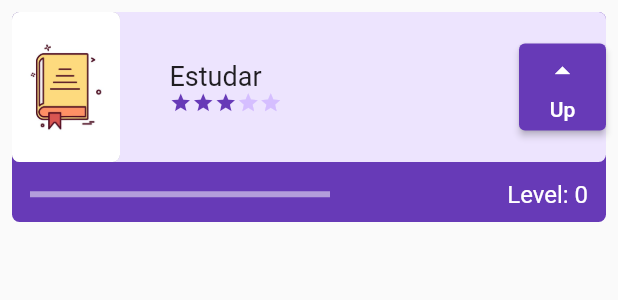
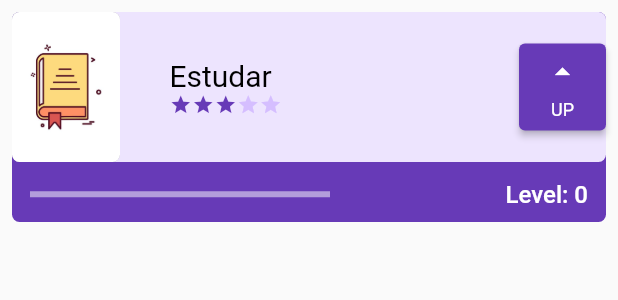
Before and after one commit to MauricioDolacio/taskapp, a Flutter app: the Task widget shown alone on an empty page, opened directly, on a phone screen of 412 x 824 dp. Shown: the top 300 px of the screen. Run offline on Flutter 3.47's test engine with Material 2 defaults, Android fonts, the phone set to English and light mode, and no system bars; our stand-ins replace sqflite; accounts and stored records are empty; network calls fail.

Commit message:
Added tipografy and removed warnings

```diff
--- a/lib/components/task.dart
+++ b/lib/components/task.dart
@@ -3,6 +3,7 @@ import 'package:alura_flutter_curso_1/data/task_dao.dart';
 import 'package:alura_flutter_curso_1/themes/themes_colors.dart';
 import 'package:flutter/material.dart';
 
+// ignore: must_be_immutable
 class Task extends StatefulWidget {
   final String nome;
   final String foto;
@@ -73,10 +74,7 @@ class _TaskState extends State<Task> {
                             width: 200,
                             child: Text(
                               widget.nome,
-                              style: const TextStyle(
-                                fontSize: 18,
-                                overflow: TextOverflow.ellipsis,
-                              ),
+                              style: Theme.of(context).textTheme.displaySmall,
                             )),
                         Difficulty(
                           difficultyLevel: widget.dificuldade,
@@ -133,11 +131,13 @@ class _TaskState extends State<Task> {
                           child: Column(
                             mainAxisAlignment: MainAxisAlignment.spaceEvenly,
                             crossAxisAlignment: CrossAxisAlignment.center,
-                            children: const [
-                              Icon(Icons.arrow_drop_up),
+                            children: [
+                              const Icon(Icons.arrow_drop_up),
                               Text(
-                                'Up',
-                                style: TextStyle(fontSize: 14),
+                                'UP',
+                                style: Theme.of(context)
+                                    .primaryTextTheme
+                                    .labelMedium,
                               )
                             ],
                           )),
@@ -162,10 +162,11 @@ class _TaskState extends State<Task> {
                   ),
                   Padding(
                     padding: const EdgeInsets.all(12.0),
-                    child: Text('Level: ${widget.nivel}',
-                        style:
-                            const TextStyle(color: Colors.white, fontSize: 16)),
-                  ),
+                    child: Text(
+                      'Level: ${widget.nivel}',
+                      style: Theme.of(context).primaryTextTheme.labelLarge,
+                    ),
+                  )
                 ],
               ),
             ],
--- a/lib/screens/form_screen.dart
+++ b/lib/screens/form_screen.dart
@@ -32,7 +32,7 @@ class _FormScreenState extends State<FormScreen> {
       } else if (int.parse(value) > 5 || int.parse(value) < 1) {
         return true;
       }
-    } on Exception catch (e) {
+    } on Exception {
       return true;
     }
     return false;
@@ -136,7 +136,7 @@ class _FormScreenState extends State<FormScreen> {
                         imageController.text,
                         errorBuilder: (BuildContext context, Object exception,
                             StackTrace? stackTrace) {
-                          return Icon(
+                          return const Icon(
                             Icons.camera_alt_rounded,
                             size: 40,
                             color: Colors.black54,
--- a/lib/themes/my_theme.dart
+++ b/lib/themes/my_theme.dart
@@ -9,4 +9,16 @@ ThemeData myTheme = ThemeData(
     secondary: ThemeColors.theme['secondary'],
     surface: ThemeColors.theme['background'],
   ),
+  textTheme: const TextTheme(
+    displaySmall: TextStyle(
+      color: Colors.black,
+      fontSize: 20,
+      overflow: TextOverflow.ellipsis,
+    ),
+  ),
+  primaryTextTheme: const TextTheme(
+    labelLarge: TextStyle(
+      fontSize: 16,
+    ),
+  ),
 );
--- a/pubspec.yaml
+++ b/pubspec.yaml
@@ -27,6 +27,7 @@ environment:
 # the latest version available on pub.dev. To see which dependencies have newer
 # versions available, run `flutter pub outdated`.
 dependencies:
+  path:
   flutter:
     sdk: flutter
 
```
Also changed, not shown: pubspec.lock.
